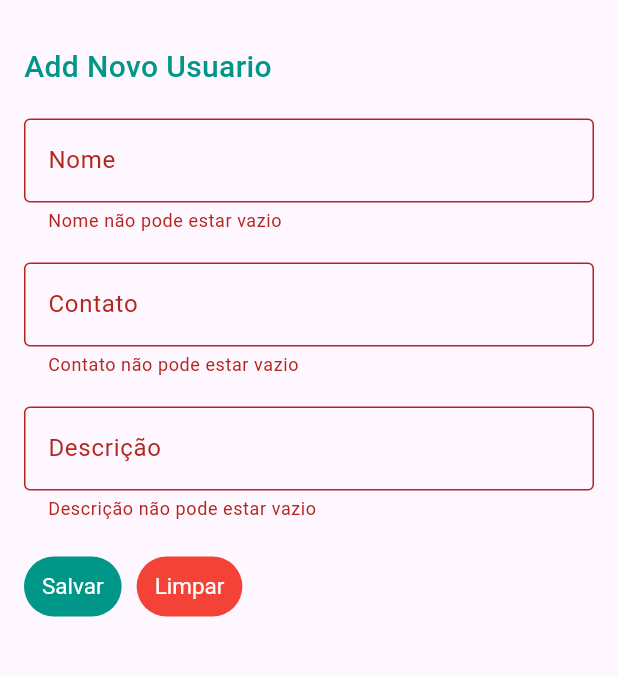
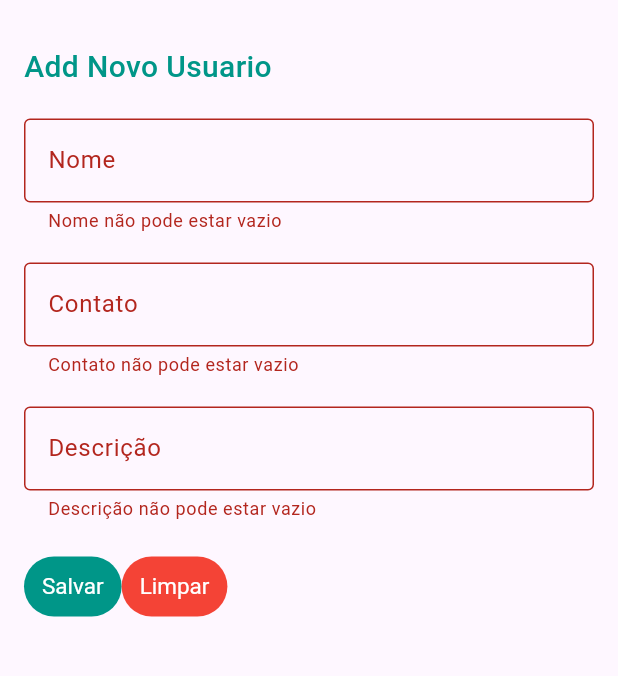
Before and after one commit to rolfrostock/PI-CRUD-FLUTTER, a Flutter app: the AddUser screen opened directly, after a tap on "Salvar", on a phone screen of 412 x 824 dp, the part 63-739 px from its top. Run offline on Flutter 3.47's test engine with Material 3 defaults, Android fonts, the phone set to English and light mode, and no system bars; our stand-ins replace sqflite; accounts and stored records are empty.

```diff
--- a/lib/db_helper/database_connection.dart
+++ b/lib/db_helper/database_connection.dart
@@ -14,7 +14,7 @@ class DatabaseConnection{
   }
   Future<void>_createDatabase(Database database, int version) async {
     String sql=
-        "CREATE TABLE users (id INTEGER PRIMARY KEY,nameTEXT,contactText,description TEXT);";
+        "CREATE TABLE users (id INTEGER PRIMARY KEY,name TEXT,contact Text,description TEXT);";
     await database.execute(sql);
   }
 }
--- a/lib/model/user.dart
+++ b/lib/model/user.dart
@@ -1,16 +1,26 @@
 // lib/model/user.dart
 
-class User{
+class User {
   int? id;
   String? name;
   String? contact;
   String? description;
-  userMap() {
-    var mapping = <String, dynamic>{};
-    mapping['id'] = id;
-    mapping['name'] = name!;
-    mapping['contact'] = contact!;
-    mapping['description'] = description!;
-    return mapping;
+
+  User({this.id, this.name, this.contact, this.description});
+
+  factory User.fromMap(Map<String, dynamic> data) => User(
+    id: data['id'],
+    name: data['name'],
+    contact: data['contact'],
+    description: data['description'],
+  );
+
+  Map<String, dynamic> userMap() {
+    return {
+      'id': id,
+      'name': name,
+      'contact': contact,
+      'description': description,
+    };
   }
 }
--- a/lib/screens/adduser.dart
+++ b/lib/screens/adduser.dart
@@ -1,6 +1,7 @@
 // lib/screens/adduser.dart
 
 import 'package:untitled1/model/user.dart';
+import 'package:untitled1/screens/viewusers.dart';
 import 'package:untitled1/services/userservice.dart';
 import 'package:flutter/material.dart';
 
@@ -83,7 +84,7 @@ class _AddUserState extends State<AddUser> {
                 children: [
                   TextButton(
                       style: TextButton.styleFrom(
-                          primary: Colors.white,
+                          foregroundColor: Colors.white,  // Changed from 'primary' to 'foregroundColor'
                           backgroundColor: Colors.teal,
                           textStyle: const TextStyle(fontSize: 15)),
                       onPressed: () async {
@@ -97,27 +98,28 @@ class _AddUserState extends State<AddUser> {
                           _userDescriptionController.text.isEmpty
                               ? _validateDescription = true
                               : _validateDescription = false;
+                        });
 
-                        });
-                        if (_validateName == false &&
-                            _validateContact == false &&
-                            _validateDescription == false) {
-                          // print("Good Data Can Save");
+                        if (!_validateName && !_validateContact && !_validateDescription) {
                           var user = User();
                           user.name = _userNameController.text;
                           user.contact = _userContactController.text;
                           user.description = _userDescriptionController.text;
-                          var result=await _userService.SaveUser(user);
-                          Navigator.pop(context,result);
+
+                          var savedUser = await _userService.SaveUser(user);
+
+                          Navigator.pushReplacement( // Use pushReplacement para substituir a tela atual na pilha
+                            context,
+                            MaterialPageRoute(builder: (context) => ViewUser(user: savedUser)),
+                          );
                         }
                       },
-                      child: const Text('Salvar')),
-                  const SizedBox(
-                    width: 10.0,
+
+                      child: const Text('Salvar')
                   ),
                   TextButton(
                       style: TextButton.styleFrom(
-                          primary: Colors.white,
+                          foregroundColor: Colors.white,  // Changed from 'primary' to 'foregroundColor'
                           backgroundColor: Colors.red,
                           textStyle: const TextStyle(fontSize: 15)),
                       onPressed: () {
@@ -125,7 +127,9 @@ class _AddUserState extends State<AddUser> {
                         _userContactController.text = '';
                         _userDescriptionController.text = '';
                       },
-                      child: const Text('Limpar'))
+                      child: const Text('Limpar')
+                  )
+
                 ],
               )
             ],
```
Also changed, not shown: lib/db_helper/repository.dart (+4 -4 lines), lib/main.dart (+4 -3 lines), lib/screens/edituser.dart (+9 -11 lines), lib/services/userservice.dart (+22 -12 lines), pubspec.lock, 1 other file.
